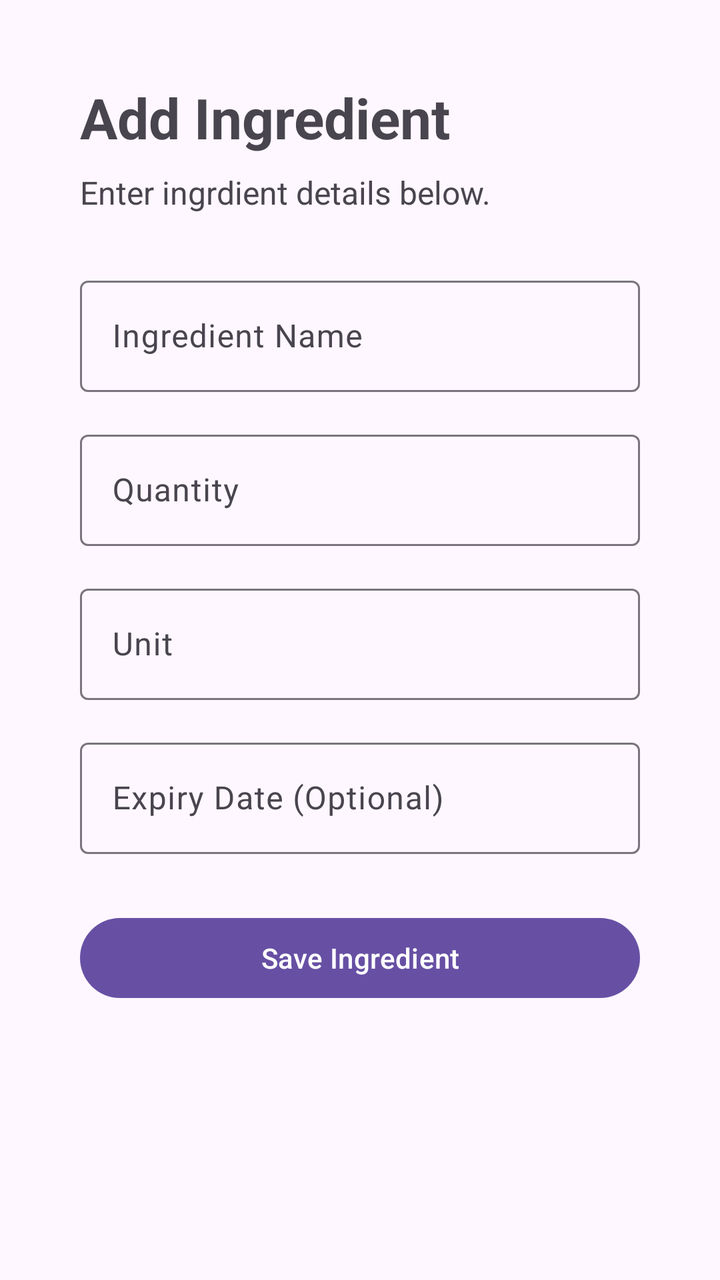
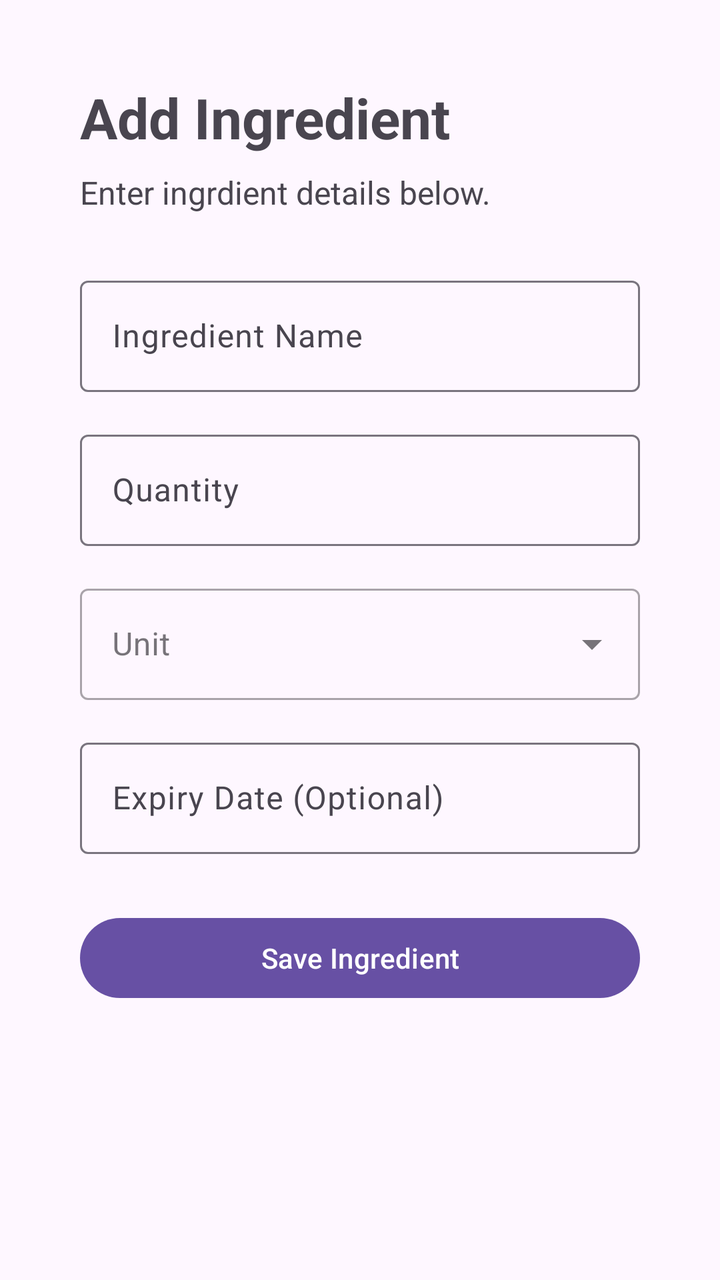

Before-and-after screenshots of an Android layout around one commit, followed by the original layout XML and the change that was made.
<!-- AndroidManifest.xml: application theme Theme.SmartPantryManager -->
<!-- res/layout/activity_add_edit_ingredient.xml -->
<?xml version="1.0" encoding="utf-8"?>
<ScrollView
xmlns:android="http://schemas.android.com/apk/res/android"
    xmlns:app="http://schemas.android.com/apk/res-auto"
    xmlns:tools="http://schemas.android.com/tools"
    android:id="@+id/main"
    android:layout_width="match_parent"
    android:layout_height="match_parent"
    android:orientation="vertical"
    android:padding="24dp"
    tools:context=".AddEditIngredientActivity">

    <LinearLayout
        android:layout_width="match_parent"
        android:layout_height="wrap_content"
        android:orientation="vertical"
        android:padding="16dp">

    <TextView
        android:id="@+id/tvIngredientFormTitle"
        android:layout_width="wrap_content"
        android:layout_height="wrap_content"
        android:text="Add Ingredient"
        android:textSize="28sp"
        android:textStyle="bold" />

    <TextView
        android:layout_width="match_parent"
        android:layout_height="wrap_content"
        android:layout_marginTop="8dp"
        android:text="Enter ingrdient details below."
        android:textSize="16sp" />


    <com.google.android.material.textfield.TextInputLayout
        android:layout_width="match_parent"
        android:layout_height="wrap_content"
        android:layout_marginTop="28dp"
        android:hint="Ingredient Name"
        app:boxBackgroundMode="outline">

        <com.google.android.material.textfield.TextInputEditText
            android:id="@+id/etIngredientName"
            android:layout_width="match_parent"
            android:layout_height="wrap_content"
            android:inputType="textCapWords" />

    </com.google.android.material.textfield.TextInputLayout>

    <com.google.android.material.textfield.TextInputLayout
        android:layout_width="match_parent"
        android:layout_height="wrap_content"
        android:layout_marginTop="16dp"
        android:hint="Quantity"
        app:boxBackgroundMode="outline">

    <com.google.android.material.textfield.TextInputEditText
        android:id="@+id/etQuantity"
        android:layout_width="match_parent"
        android:layout_height="wrap_content"
        android:inputType="numberDecimal" />

    </com.google.android.material.textfield.TextInputLayout>

    <com.google.android.material.textfield.TextInputLayout
        android:layout_width="match_parent"
        android:layout_height="wrap_content"
        android:layout_marginTop="16dp"
        android:hint="Unit"
        app:boxBackgroundMode="outline">

    <com.google.android.material.textfield.TextInputEditText
        android:id="@+id/etUnit"
        android:layout_width="match_parent"
        android:layout_height="wrap_content"
        android:inputType="text" />

    </com.google.android.material.textfield.TextInputLayout>

    <com.google.android.material.textfield.TextInputLayout
        android:layout_width="match_parent"
        android:layout_height="wrap_content"
        android:layout_marginTop="16dp"
        android:hint="Expiry Date (Optional)"
        app:boxBackgroundMode="outline">

    <com.google.android.material.textfield.TextInputEditText
        android:id="@+id/etExpiryDate"
        android:layout_width="match_parent"
        android:layout_height="wrap_content"
        android:clickable="true"
        android:cursorVisible="false"
        android:focusable="false" />

    </com.google.android.material.textfield.TextInputLayout>

    <com.google.android.material.button.MaterialButton
        android:id="@+id/btnSaveingredient"
        android:layout_width="match_parent"
        android:layout_height="wrap_content"
        android:layout_marginTop="28dp"
        android:text="Save Ingredient" />

    <com.google.android.material.button.MaterialButton
        android:id="@+id/btnDeleteIngredient"
        android:layout_width="match_parent"
        android:layout_height="wrap_content"
        android:layout_marginTop="12dp"
        android:text="Delete Ingredient"
        android:visibility="gone"
        android:backgroundTint="@android:color/holo_red_dark" />


</LinearLayout>

</ScrollView>
<!-- resources referenced by this layout -->
<resources>
  <style name="Theme.SmartPantryManager" parent="Base.Theme.SmartPantryManager" />
  <style name="Base.Theme.SmartPantryManager" parent="Theme.Material3.DayNight.NoActionBar">
          
          
      </style>
</resources>

<!-- the commit's change to res/layout/activity_add_edit_ingredient.xml (unified diff, before → after) -->
@@ -63,17 +63,17 @@
     </com.google.android.material.textfield.TextInputLayout>
 
     <com.google.android.material.textfield.TextInputLayout
+        style="@style/Widget.MaterialComponents.TextInputLayout.OutlinedBox.ExposedDropdownMenu"
         android:layout_width="match_parent"
         android:layout_height="wrap_content"
         android:layout_marginTop="16dp"
-        android:hint="Unit"
-        app:boxBackgroundMode="outline">
+        android:hint="Unit">
 
-    <com.google.android.material.textfield.TextInputEditText
+    <AutoCompleteTextView
         android:id="@+id/etUnit"
         android:layout_width="match_parent"
         android:layout_height="wrap_content"
-        android:inputType="text" />
+        android:inputType="none" />
 
     </com.google.android.material.textfield.TextInputLayout>
 
